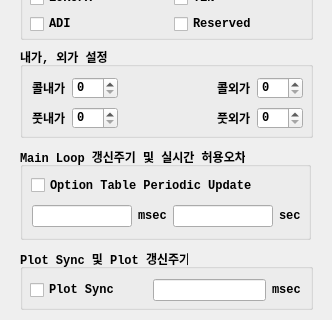
Qt form UI/realtimeitem.ui (skygoldfish/SkyBot) before a commit; both pictures show x 0 to 332 and y 561 to 881 of the 332 by 881 pixel window.
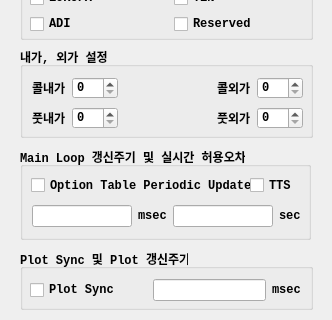
The same form after that commit.

Commit message: 소스정리

Diff of the .ui file:
```diff
--- a/UI/realtimeitem.ui
+++ b/UI/realtimeitem.ui
@@ -35,7 +35,7 @@
    <property name="flat">
     <bool>false</bool>
    </property>
-   <widget class="QWidget" name="">
+   <widget class="QWidget" name="layoutWidget">
     <property name="geometry">
      <rect>
       <x>10</x>
@@ -593,6 +593,19 @@
      </item>
     </layout>
    </widget>
+   <widget class="QCheckBox" name="checkBox_tts">
+    <property name="geometry">
+     <rect>
+      <x>230</x>
+      <y>28</y>
+      <width>47</width>
+      <height>21</height>
+     </rect>
+    </property>
+    <property name="text">
+     <string>TTS</string>
+    </property>
+   </widget>
   </widget>
   <widget class="QGroupBox" name="groupBox_3">
    <property name="geometry">
```
The commit also changes 1 other file.
